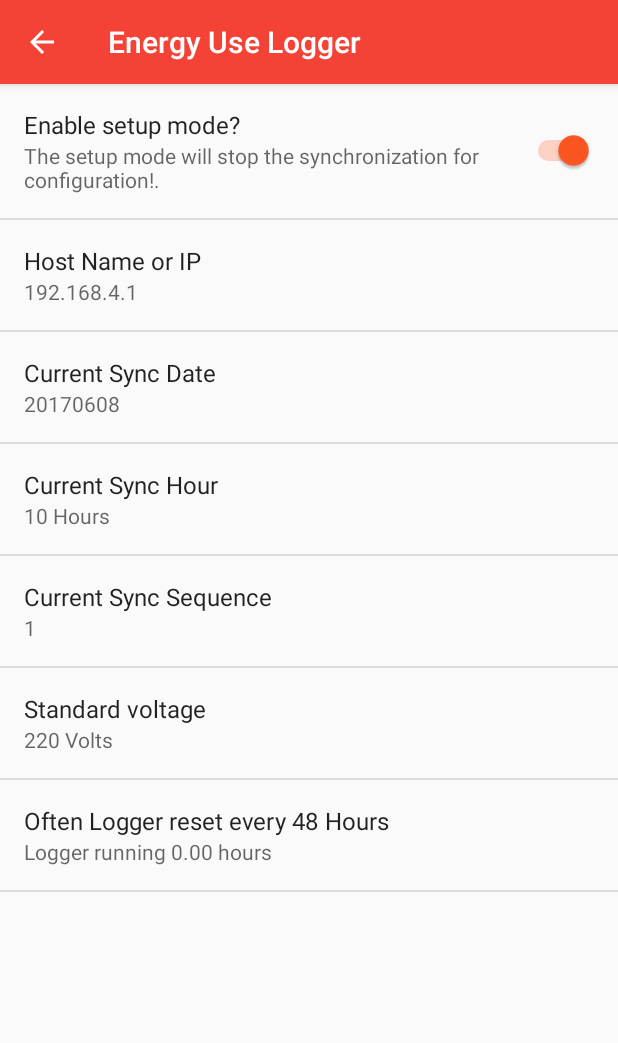
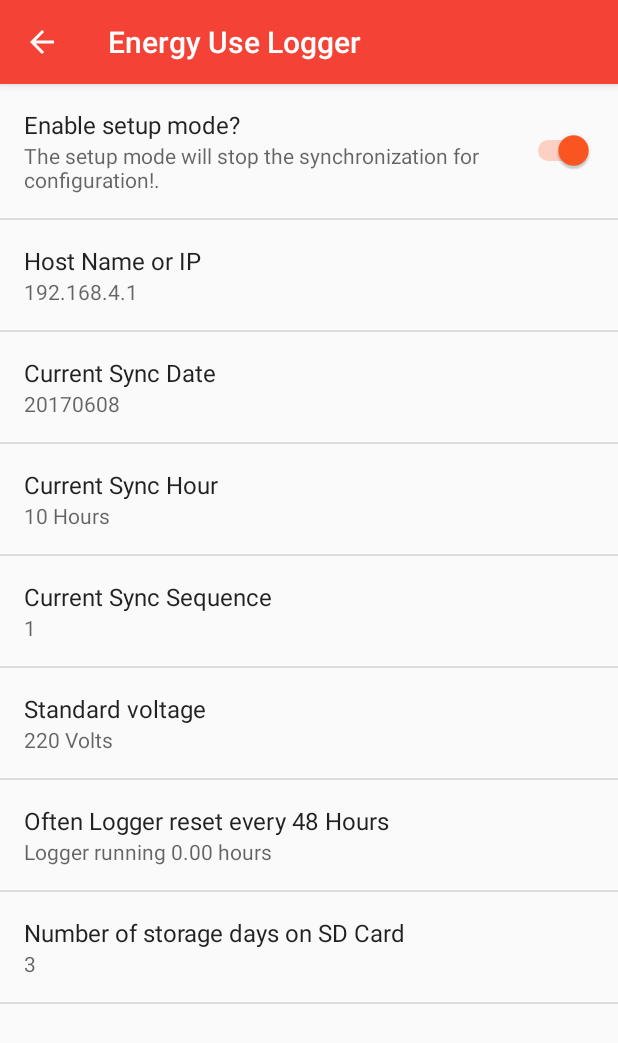
Before and after one commit to brolam/OpenHomeAnalysis, an Android app: the OhaSettingsActivity screen opened directly, with no data from a screen before it, after a tap on "Energy Use Logger", on a phone screen of 412 x 824 dp. Shown: the top 1043 px of the screen. Run offline under Robolectric (Android 15) with nearby library versions, the phone set to English and light mode, and no system bars.

Commit message:
feat: app Supervisory - Preferências / Quantidade de dias de armazenamento no Micro SD Card.
Permitir ao usuário definir na funcionalidade de preferências a quantidade de dias com registros de utilização de energia, que devem ser mantidos no Micro SD Card do registrador de utilização de energia. Objetivo: Utilizar toda a capacidade de armazenamento e também aumentar a vida útil do Micro SD Card. Issue #7

```diff
--- a/Android/appSupervisory/src/main/java/br/com/brolam/oha/supervisory/sync/tasks/OhaEnergyUseLogTask.java
+++ b/Android/appSupervisory/src/main/java/br/com/brolam/oha/supervisory/sync/tasks/OhaEnergyUseLogTask.java
@@ -274,9 +274,9 @@ public class OhaEnergyUseLogTask {
             InterruptedException,
             BackupAndRestoreOperation{
         //Definir a data de exclusão dos logs para liberar espaço no
-        //SD Card do Registrador de Utilização de Energia:
+        //SD Card do Registrador de Utilização de Energia considerando a preferência do usuário:
         Calendar calendar = OhaHelper.getCalendar(strDate);
-        calendar.add(Calendar.DATE, -1);
+        calendar.add(Calendar.DATE, ohaEnergyUseSyncHelper.getDaysSdCardStored());
         String strDateLogDelete = OhaHelper.getStrDate(calendar.getTime());
         //Realizar as tentativas:
         List<String> strings = new ArrayList<>();
--- a/Android/appSupervisory/src/main/java/br/com/brolam/oha/supervisory/ui/OhaSettingsActivity.java
+++ b/Android/appSupervisory/src/main/java/br/com/brolam/oha/supervisory/ui/OhaSettingsActivity.java
@@ -123,6 +123,7 @@ public class OhaSettingsActivity extends AppCompatPreferenceHelper {
             bindPreferenceSummaryToValue(findPreference(OhaEnergyUseSyncHelper.ENERGY_USE_SYNC_SEQUENCE));
             bindPreferenceSummaryToValue(findPreference(OhaEnergyUseSyncHelper.ENERGY_USE_SYNC_VOLTS));
             bindPreferenceSummaryToValue(findPreference(OhaEnergyUseSyncHelper.ENERGY_USE_SYNC_OFTEN_LOGGER_RESET));
+            bindPreferenceSummaryToValue(findPreference(OhaEnergyUseSyncHelper.ENERGY_USE_SYNC_DAYS_SD_CARD_STORED));
             //Registrar as Preferences para monitorar as alterações para atualizar a tela:
             upgradeablePreferences.put(OhaEnergyUseSyncHelper.ENERGY_USE_SYNC_HOUR, findPreference(OhaEnergyUseSyncHelper.ENERGY_USE_SYNC_HOUR));
             upgradeablePreferences.put(OhaEnergyUseSyncHelper.ENERGY_USE_SYNC_SEQUENCE, findPreference(OhaEnergyUseSyncHelper.ENERGY_USE_SYNC_SEQUENCE));
--- a/Android/appSupervisory/src/main/java/br/com/brolam/oha/supervisory/ui/helpers/OhaEnergyUseSyncHelper.java
+++ b/Android/appSupervisory/src/main/java/br/com/brolam/oha/supervisory/ui/helpers/OhaEnergyUseSyncHelper.java
@@ -28,6 +28,7 @@ public class OhaEnergyUseSyncHelper {
     public static final String ENERGY_USE_SYNC_VOLTS = "energy_use_sync_volts";
     public static final String ENERGY_USE_SYNC_OFTEN_LOGGER_RESET = "energy_use_sync_often_logger_reset";
     public static final String ENERGY_USE_SYNC_DURATION_LOGGER_RUNNING = "energy_use_sync_duration_logger_running";
+    public static final String ENERGY_USE_SYNC_DAYS_SD_CARD_STORED = "energy_use_sync_days_sd_card_stored";
 
     Context context;
     SharedPreferences preferences;
@@ -102,7 +103,9 @@ public class OhaEnergyUseSyncHelper {
         return preferences.getLong(ENERGY_USE_SYNC_DURATION_LOGGER_RUNNING, 0);
     }
 
-
+    public int getDaysSdCardStored(){
+        return Integer.valueOf(preferences.getString(ENERGY_USE_SYNC_DAYS_SD_CARD_STORED, context.getString(R.string.pref_energy_use_sync_days_sd_card_stored_default)));
+    }
 
     public void setSetupModeOn() {
         SharedPreferences.Editor editor = preferences.edit();
--- a/Android/appSupervisory/src/main/res/values/strings.xml
+++ b/Android/appSupervisory/src/main/res/values/strings.xml
@@ -140,6 +140,9 @@
         <item>48</item>
     </string-array>
 
+    <string name="pref_energy_use_sync_days_sd_card_stored">Number of storage days on SD Card</string>
+    <string name="pref_energy_use_sync_days_sd_card_stored_default">3</string>
+
     <!-- Tela Principal -->
     <string name="main_activity_request_delete_energy_use_bill">Energy Bill %s, Confirm the deletion?</string>
     <string name="main_activity_request_backup_database">Confirm the backup</string>
@@ -189,5 +192,4 @@
     <string name="fragment_energy_use_bill_end_date">End date</string>
     <string name="fragment_energy_use_bill_kwh_cost">Kwh cost</string>
 
-
 </resources>
--- a/Android/appSupervisory/src/main/res/xml/pref_energy_use.xml
+++ b/Android/appSupervisory/src/main/res/xml/pref_energy_use.xml
@@ -67,4 +67,14 @@
         android:positiveButtonText="@null"
         android:title="@string/pref_title_energy_use_sync_often_logger_reset" />
 
+    <EditTextPreference
+        android:dependency="energy_use_sync_setup_mode"
+        android:title="@string/pref_energy_use_sync_days_sd_card_stored"
+        android:inputType="numberSigned"
+        android:key="energy_use_sync_days_sd_card_stored"
+        android:maxLines="1"
+        android:defaultValue="@string/pref_energy_use_sync_days_sd_card_stored_default"
+        android:selectAllOnFocus="true"
+        android:singleLine="true"/>
+
 </PreferenceScreen>
```
